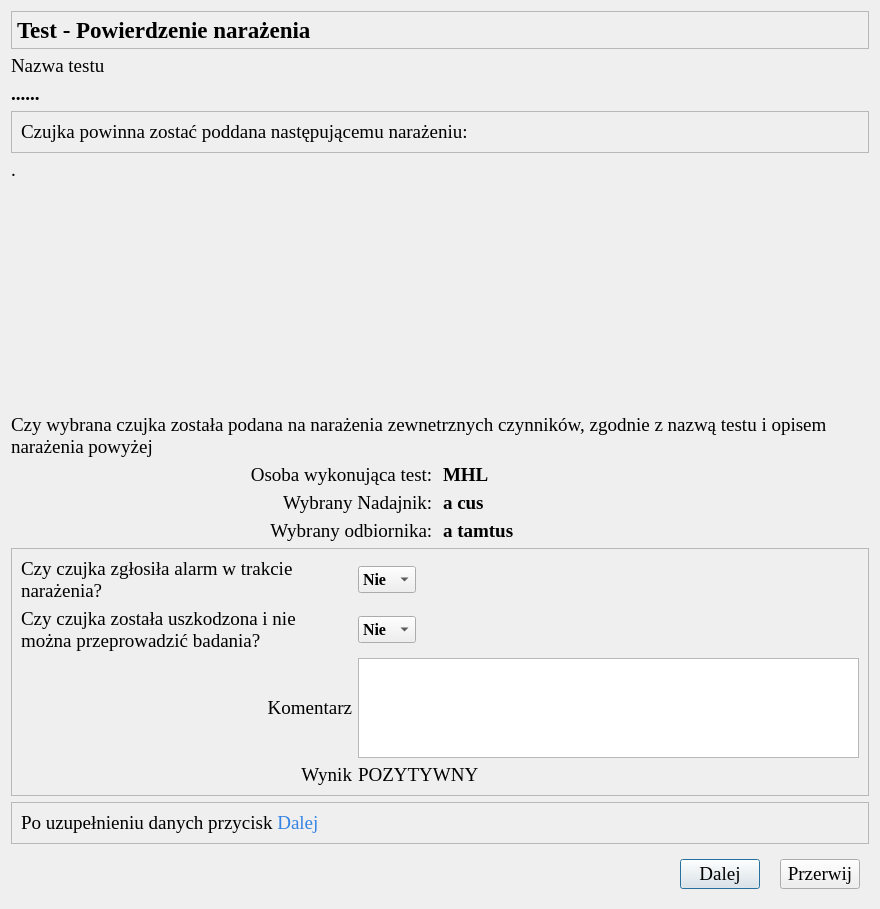
The window that CzujkiLinioweApp/oknopotwierdzenieemcnarazenie.ui (wiacekmarcin/CzujkiLiniowe) describes before a commit, drawn with Qt 5.
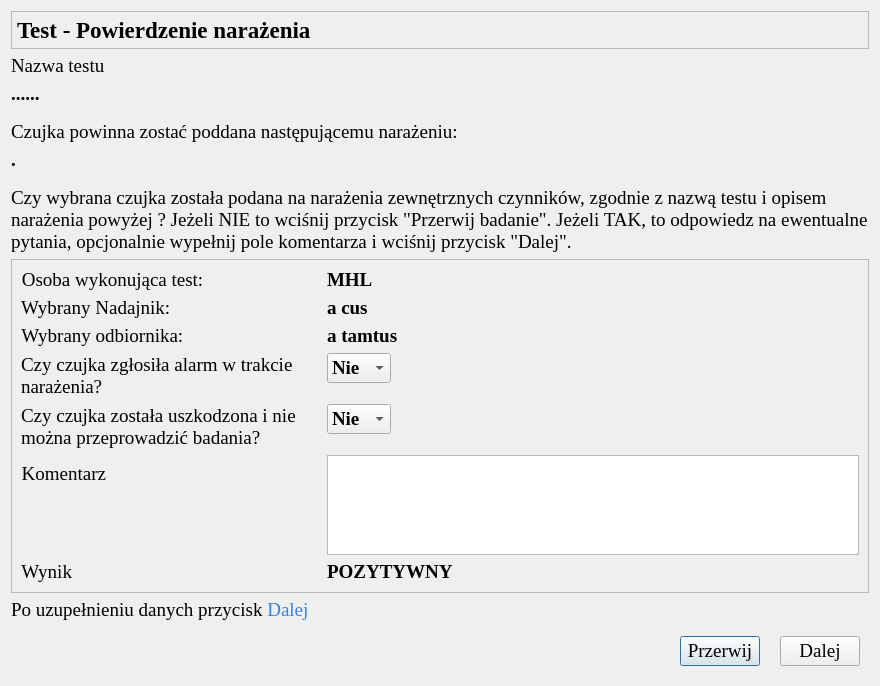
The same window after the commit. Icons and pictures are not drawn.

```diff
--- a/CzujkiLinioweApp/oknopotwierdzenieemcnarazenie.ui
+++ b/CzujkiLinioweApp/oknopotwierdzenieemcnarazenie.ui
@@ -7,7 +7,7 @@
     <x>0</x>
     <y>0</y>
     <width>880</width>
-    <height>909</height>
+    <height>686</height>
    </rect>
   </property>
   <property name="minimumSize">
@@ -31,134 +31,8 @@
   <property name="windowTitle">
    <string>Parametry Testu - potwierdzenie wykonanych czynności</string>
   </property>
-  <layout class="QGridLayout" name="gridLayout">
-   <item row="7" column="1">
-    <widget class="QLabel" name="osobaWykonujacaTest">
-     <property name="font">
-      <font>
-       <family>Times New Roman</family>
-       <pointsize>14</pointsize>
-       <bold>true</bold>
-      </font>
-     </property>
-     <property name="text">
-      <string>MHL</string>
-     </property>
-    </widget>
-   </item>
-   <item row="12" column="0" colspan="2">
-    <widget class="QFrame" name="frame_2">
-     <property name="frameShape">
-      <enum>QFrame::StyledPanel</enum>
-     </property>
-     <property name="frameShadow">
-      <enum>QFrame::Raised</enum>
-     </property>
-     <layout class="QHBoxLayout" name="horizontalLayout_2">
-      <item>
-       <widget class="QLabel" name="infonext">
-        <property name="font">
-         <font>
-          <family>Times New Roman</family>
-          <pointsize>14</pointsize>
-         </font>
-        </property>
-        <property name="text">
-         <string>&lt;html&gt;&lt;head/&gt;&lt;body&gt;&lt;p&gt;Po uzupełnieniu danych przycisk&lt;span style=&quot; color:#3584e4;&quot;&gt; Dalej&lt;/span&gt;&lt;/p&gt;&lt;/body&gt;&lt;/html&gt;</string>
-        </property>
-       </widget>
-      </item>
-     </layout>
-    </widget>
-   </item>
-   <item row="8" column="1">
-    <widget class="QLabel" name="numerNadajnika">
-     <property name="font">
-      <font>
-       <family>Times New Roman</family>
-       <pointsize>14</pointsize>
-       <bold>true</bold>
-      </font>
-     </property>
-     <property name="text">
-      <string>a cus</string>
-     </property>
-    </widget>
-   </item>
-   <item row="6" column="0" colspan="2">
-    <widget class="QLabel" name="label_4">
-     <property name="font">
-      <font>
-       <family>Times New Roman</family>
-       <pointsize>14</pointsize>
-      </font>
-     </property>
-     <property name="text">
-      <string>Czy wybrana czujka została podana na narażenia zewnetrznych czynników, zgodnie z nazwą testu i opisem narażenia powyżej</string>
-     </property>
-     <property name="wordWrap">
-      <bool>true</bool>
-     </property>
-    </widget>
-   </item>
-   <item row="5" column="0">
-    <spacer name="verticalSpacer">
-     <property name="orientation">
-      <enum>Qt::Vertical</enum>
-     </property>
-     <property name="sizeHint" stdset="0">
-      <size>
-       <width>20</width>
-       <height>40</height>
-      </size>
-     </property>
-    </spacer>
-   </item>
-   <item row="7" column="0">
-    <widget class="QLabel" name="lOsobaWykonujacaTest">
-     <property name="font">
-      <font>
-       <family>Times New Roman</family>
-       <pointsize>14</pointsize>
-      </font>
-     </property>
-     <property name="text">
-      <string>Osoba wykonująca test: </string>
-     </property>
-     <property name="alignment">
-      <set>Qt::AlignRight|Qt::AlignTrailing|Qt::AlignVCenter</set>
-     </property>
-    </widget>
-   </item>
-   <item row="3" column="0" colspan="2">
-    <widget class="QFrame" name="fr_rozproszoneSwiatlo">
-     <property name="frameShape">
-      <enum>QFrame::StyledPanel</enum>
-     </property>
-     <property name="frameShadow">
-      <enum>QFrame::Raised</enum>
-     </property>
-     <layout class="QHBoxLayout" name="horizontalLayout_4">
-      <item>
-       <widget class="QLabel" name="narazenie">
-        <property name="font">
-         <font>
-          <family>Times New Roman</family>
-          <pointsize>14</pointsize>
-         </font>
-        </property>
-        <property name="text">
-         <string>&lt;html&gt;&lt;head/&gt;&lt;body&gt;&lt;p&gt;Czujka powinna zostać poddana następującemu narażeniu:&lt;/p&gt;&lt;/body&gt;&lt;/html&gt;</string>
-        </property>
-        <property name="wordWrap">
-         <bool>true</bool>
-        </property>
-       </widget>
-      </item>
-     </layout>
-    </widget>
-   </item>
-   <item row="0" column="0" colspan="2">
+  <layout class="QVBoxLayout" name="verticalLayout">
+   <item>
     <widget class="QFrame" name="frame">
      <property name="maximumSize">
       <size>
@@ -208,7 +82,23 @@
      </layout>
     </widget>
    </item>
-   <item row="2" column="0" colspan="2">
+   <item>
+    <widget class="QLabel" name="lTestName">
+     <property name="font">
+      <font>
+       <family>Times New Roman</family>
+       <pointsize>14</pointsize>
+      </font>
+     </property>
+     <property name="text">
+      <string>Nazwa testu</string>
+     </property>
+     <property name="alignment">
+      <set>Qt::AlignLeading|Qt::AlignLeft|Qt::AlignVCenter</set>
+     </property>
+    </widget>
+   </item>
+   <item>
     <widget class="QLabel" name="testName">
      <property name="font">
       <font>
@@ -222,8 +112,371 @@
      </property>
     </widget>
    </item>
-   <item row="13" column="0" colspan="2">
-    <widget class="QWidget" name="widget" native="true">
+   <item>
+    <spacer name="verticalSpacer">
+     <property name="orientation">
+      <enum>Qt::Vertical</enum>
+     </property>
+     <property name="sizeHint" stdset="0">
+      <size>
+       <width>20</width>
+       <height>40</height>
+      </size>
+     </property>
+    </spacer>
+   </item>
+   <item>
+    <widget class="QLabel" name="narazenie">
+     <property name="font">
+      <font>
+       <family>Times New Roman</family>
+       <pointsize>14</pointsize>
+      </font>
+     </property>
+     <property name="text">
+      <string>&lt;html&gt;&lt;head/&gt;&lt;body&gt;&lt;p&gt;Czujka powinna zostać poddana następującemu narażeniu:&lt;/p&gt;&lt;/body&gt;&lt;/html&gt;</string>
+     </property>
+     <property name="wordWrap">
+      <bool>true</bool>
+     </property>
+    </widget>
+   </item>
+   <item>
+    <widget class="QLabel" name="opisNarazenia">
+     <property name="font">
+      <font>
+       <family>Times New Roman</family>
+       <pointsize>14</pointsize>
+       <bold>true</bold>
+      </font>
+     </property>
+     <property name="text">
+      <string>.</string>
+     </property>
+    </widget>
+   </item>
+   <item>
+    <spacer name="verticalSpacer_2">
+     <property name="orientation">
+      <enum>Qt::Vertical</enum>
+     </property>
+     <property name="sizeHint" stdset="0">
+      <size>
+       <width>20</width>
+       <height>40</height>
+      </size>
+     </property>
+    </spacer>
+   </item>
+   <item>
+    <widget class="QLabel" name="potwierdzenieLabel">
+     <property name="font">
+      <font>
+       <family>Times New Roman</family>
+       <pointsize>14</pointsize>
+      </font>
+     </property>
+     <property name="text">
+      <string>Czy wybrana czujka została podana na narażenia zewnętrznych czynników, zgodnie z nazwą testu i opisem narażenia powyżej ? Jeżeli NIE to wciśnij przycisk &quot;Przerwij badanie&quot;. Jeżeli TAK, to odpowiedz na ewentualne pytania, opcjonalnie wypełnij pole komentarza i wciśnij przycisk &quot;Dalej&quot;.</string>
+     </property>
+     <property name="wordWrap">
+      <bool>true</bool>
+     </property>
+    </widget>
+   </item>
+   <item>
+    <widget class="QFrame" name="frame_potwierdzenienarazenia">
+     <property name="frameShape">
+      <enum>QFrame::StyledPanel</enum>
+     </property>
+     <property name="frameShadow">
+      <enum>QFrame::Raised</enum>
+     </property>
+     <layout class="QFormLayout" name="formLayout">
+      <item row="0" column="0">
+       <widget class="QLabel" name="lOsobaWykonujacaTest">
+        <property name="font">
+         <font>
+          <family>Times New Roman</family>
+          <pointsize>14</pointsize>
+         </font>
+        </property>
+        <property name="text">
+         <string>Osoba wykonująca test: </string>
+        </property>
+        <property name="alignment">
+         <set>Qt::AlignRight|Qt::AlignTrailing|Qt::AlignVCenter</set>
+        </property>
+       </widget>
+      </item>
+      <item row="0" column="1">
+       <widget class="QLabel" name="osobaWykonujacaTest">
+        <property name="font">
+         <font>
+          <family>Times New Roman</family>
+          <pointsize>14</pointsize>
+          <bold>true</bold>
+         </font>
+        </property>
+        <property name="text">
+         <string>MHL</string>
+        </property>
+       </widget>
+      </item>
+      <item row="1" column="0">
+       <widget class="QLabel" name="eTransmitter">
+        <property name="font">
+         <font>
+          <family>Times New Roman</family>
+          <pointsize>14</pointsize>
+         </font>
+        </property>
+        <property name="text">
+         <string>Wybrany Nadajnik: </string>
+        </property>
+        <property name="alignment">
+         <set>Qt::AlignRight|Qt::AlignTrailing|Qt::AlignVCenter</set>
+        </property>
+       </widget>
+      </item>
+      <item row="1" column="1">
+       <widget class="QLabel" name="numerNadajnika">
+        <property name="font">
+         <font>
+          <family>Times New Roman</family>
+          <pointsize>14</pointsize>
+          <bold>true</bold>
+         </font>
+        </property>
+        <property name="text">
+         <string>a cus</string>
+        </property>
+       </widget>
+      </item>
+      <item row="2" column="0">
+       <widget class="QLabel" name="eReceiver">
+        <property name="font">
+         <font>
+          <family>Times New Roman</family>
+          <pointsize>14</pointsize>
+         </font>
+        </property>
+        <property name="text">
+         <string>Wybrany odbiornika: </string>
+        </property>
+        <property name="alignment">
+         <set>Qt::AlignRight|Qt::AlignTrailing|Qt::AlignVCenter</set>
+        </property>
+       </widget>
+      </item>
+      <item row="2" column="1">
+       <widget class="QLabel" name="numerReceiver">
+        <property name="font">
+         <font>
+          <family>Times New Roman</family>
+          <pointsize>14</pointsize>
+          <bold>true</bold>
+         </font>
+        </property>
+        <property name="text">
+         <string>a tamtus</string>
+        </property>
+       </widget>
+      </item>
+      <item row="3" column="0">
+       <widget class="QLabel" name="etTlumnik">
+        <property name="minimumSize">
+         <size>
+          <width>300</width>
+          <height>45</height>
+         </size>
+        </property>
+        <property name="font">
+         <font>
+          <family>Times New Roman</family>
+          <pointsize>14</pointsize>
+         </font>
+        </property>
+        <property name="text">
+         <string>Czy czujka zgłosiła alarm w trakcie narażenia?</string>
+        </property>
+        <property name="wordWrap">
+         <bool>true</bool>
+        </property>
+       </widget>
+      </item>
+      <item row="3" column="1">
+       <layout class="QHBoxLayout" name="horizontalLayout_4">
+        <item>
+         <widget class="QComboBox" name="cbAlarmYesNo">
+          <property name="font">
+           <font>
+            <family>Times New Roman</family>
+            <pointsize>14</pointsize>
+            <bold>true</bold>
+           </font>
+          </property>
+          <item>
+           <property name="text">
+            <string>Nie</string>
+           </property>
+          </item>
+          <item>
+           <property name="text">
+            <string>Tak</string>
+           </property>
+          </item>
+         </widget>
+        </item>
+        <item>
+         <spacer name="horizontalSpacer_2">
+          <property name="orientation">
+           <enum>Qt::Horizontal</enum>
+          </property>
+          <property name="sizeHint" stdset="0">
+           <size>
+            <width>40</width>
+            <height>20</height>
+           </size>
+          </property>
+         </spacer>
+        </item>
+       </layout>
+      </item>
+      <item row="4" column="0">
+       <widget class="QLabel" name="etUszkodzenie">
+        <property name="minimumSize">
+         <size>
+          <width>300</width>
+          <height>45</height>
+         </size>
+        </property>
+        <property name="font">
+         <font>
+          <family>Times New Roman</family>
+          <pointsize>14</pointsize>
+         </font>
+        </property>
+        <property name="text">
+         <string>Czy czujka została uszkodzona i nie można przeprowadzić badania?</string>
+        </property>
+        <property name="wordWrap">
+         <bool>true</bool>
+        </property>
+       </widget>
+      </item>
+      <item row="4" column="1">
+       <layout class="QHBoxLayout" name="horizontalLayout_2">
+        <item>
+         <widget class="QComboBox" name="cbUszkodzenie">
+          <property name="font">
+           <font>
+            <family>Times New Roman</family>
+            <pointsize>14</pointsize>
+            <bold>true</bold>
+           </font>
+          </property>
+          <item>
+           <property name="text">
+            <string>Nie</string>
+           </property>
+          </item>
+          <item>
+           <property name="text">
+            <string>Tak</string>
+           </property>
+          </item>
+         </widget>
+        </item>
+        <item>
+         <spacer name="horizontalSpacer_3">
+          <property name="orientation">
+           <enum>Qt::Horizontal</enum>
+          </property>
+          <property name="sizeHint" stdset="0">
+           <size>
+            <width>40</width>
+            <height>20</height>
+           </size>
+          </property>
+         </spacer>
+        </item>
+       </layout>
+      </item>
+      <item row="5" column="0">
+       <widget class="QLabel" name="label_3">
+        <property name="font">
+         <font>
+          <family>Times New Roman</family>
+          <pointsize>14</pointsize>
+         </font>
+        </property>
+        <property name="text">
+         <string>Komentarz</string>
+        </property>
+        <property name="alignment">
+         <set>Qt::AlignRight|Qt::AlignTrailing|Qt::AlignVCenter</set>
+        </property>
+       </widget>
+      </item>
+      <item row="5" column="1">
+       <widget class="QPlainTextEdit" name="komentarz">
+        <property name="maximumSize">
+         <size>
+          <width>540</width>
+          <height>100</height>
+         </size>
+        </property>
+       </widget>
+      </item>
+      <item row="6" column="0">
+       <widget class="QLabel" name="etWynik">
+        <property name="font">
+         <font>
+          <family>Times New Roman</family>
+          <pointsize>14</pointsize>
+         </font>
+        </property>
+        <property name="text">
+         <string>Wynik</string>
+        </property>
+        <property name="alignment">
+         <set>Qt::AlignRight|Qt::AlignTrailing|Qt::AlignVCenter</set>
+        </property>
+       </widget>
+      </item>
+      <item row="6" column="1">
+       <widget class="QLabel" name="wynik_narazenia">
+        <property name="font">
+         <font>
+          <family>Times New Roman</family>
+          <pointsize>14</pointsize>
+          <bold>true</bold>
+         </font>
+        </property>
+        <property name="text">
+         <string>POZYTYWNY</string>
+        </property>
+       </widget>
+      </item>
+     </layout>
+    </widget>
+   </item>
+   <item>
+    <widget class="QLabel" name="infonext">
+     <property name="font">
+      <font>
+       <family>Times New Roman</family>
+       <pointsize>14</pointsize>
+      </font>
+     </property>
+     <property name="text">
+      <string>&lt;html&gt;&lt;head/&gt;&lt;body&gt;&lt;p&gt;Po uzupełnieniu danych przycisk&lt;span style=&quot; color:#3584e4;&quot;&gt; Dalej&lt;/span&gt;&lt;/p&gt;&lt;/body&gt;&lt;/html&gt;</string>
+     </property>
+    </widget>
+   </item>
+   <item>
+    <widget class="QWidget" name="buttonwidget" native="true">
      <layout class="QHBoxLayout" name="horizontalLayout_3">
       <property name="spacing">
        <number>20</number>
@@ -235,23 +488,12 @@
         </property>
         <property name="sizeHint" stdset="0">
          <size>
-          <width>349</width>
+          <width>40</width>
           <height>20</height>
          </size>
         </property>
        </spacer>
       </item>
-      <item>
-       <widget class="QPushButton" name="pbDalej">
-        <property name="text">
-         <string>Dalej</string>
-        </property>
-        <property name="icon">
-         <iconset theme="media-playback-start">
-          <normaloff>.</normaloff>.</iconset>
-        </property>
-       </widget>
-      </item>
       <item>
        <widget class="QPushButton" name="pbPrzerwij">
         <property name="text">
@@ -263,259 +505,20 @@
         </property>
        </widget>
       </item>
-     </layout>
-    </widget>
-   </item>
-   <item row="8" column="0">
-    <widget class="QLabel" name="eTransmitter">
-     <property name="font">
-      <font>
-       <family>Times New Roman</family>
-       <pointsize>14</pointsize>
-      </font>
-     </property>
-     <property name="text">
-      <string>Wybrany Nadajnik: </string>
-     </property>
-     <property name="alignment">
-      <set>Qt::AlignRight|Qt::AlignTrailing|Qt::AlignVCenter</set>
-     </property>
-    </widget>
-   </item>
-   <item row="1" column="0">
-    <widget class="QLabel" name="lTestName">
-     <property name="font">
-      <font>
-       <family>Times New Roman</family>
-       <pointsize>14</pointsize>
-      </font>
-     </property>
-     <property name="text">
-      <string>Nazwa testu</string>
-     </property>
-     <property name="alignment">
-      <set>Qt::AlignLeading|Qt::AlignLeft|Qt::AlignVCenter</set>
-     </property>
-    </widget>
-   </item>
-   <item row="10" column="0" colspan="2">
-    <widget class="QFrame" name="frame_potwierdzenienarazenia">
-     <property name="frameShape">
-      <enum>QFrame::StyledPanel</enum>
-     </property>
-     <property name="frameShadow">
-      <enum>QFrame::Raised</enum>
-     </property>
-     <layout class="QGridLayout" name="gridLayout_2">
-      <item row="0" column="1">
-       <layout class="QHBoxLayout" name="horizontalLayout_6">
-        <item>
-         <widget class="QComboBox" name="cbAlarmYesNo">
-          <property name="font">
-           <font>
-            <family>Times New Roman</family>
-            <pointsize>12</pointsize>
-            <bold>true</bold>
-           </font>
-          </property>
-          <item>
-           <property name="text">
-            <string>Nie</string>
-           </property>
-          </item>
-          <item>
-           <property name="text">
-            <string>Tak</string>
-           </property>
-          </item>
-         </widget>
-        </item>
-        <item>
-         <spacer name="horizontalSpacer_3">
-          <property name="orientation">
-           <enum>Qt::Horizontal</enum>
-          </property>
-          <property name="sizeHint" stdset="0">
-           <size>
-            <width>40</width>
-            <height>20</height>
-           </size>
-          </property>
-         </spacer>
-        </item>
-       </layout>
-      </item>
-      <item row="2" column="0">
-       <widget class="QLabel" name="label_3">
-        <property name="font">
-         <font>
-          <family>Times New Roman</family>
-          <pointsize>14</pointsize>
-         </font>
-        </property>
+      <item>
+       <widget class="QPushButton" name="pbDalej">
         <property name="text">
-         <string>Komentarz</string>
+         <string>Dalej</string>
         </property>
-        <property name="alignment">
-         <set>Qt::AlignRight|Qt::AlignTrailing|Qt::AlignVCenter</set>
+        <property name="icon">
+         <iconset theme="media-playback-start">
+          <normaloff>.</normaloff>.</iconset>
         </property>
        </widget>
       </item>
-      <item row="1" column="0">
-       <widget class="QLabel" name="etUszkodzenie">
-        <property name="font">
-         <font>
-          <family>Times New Roman</family>
-          <pointsize>14</pointsize>
-         </font>
-        </property>
-        <property name="text">
-         <string>Czy czujka została uszkodzona i nie można przeprowadzić badania?</string>
-        </property>
-        <property name="wordWrap">
-         <bool>true</bool>
-        </property>
-       </widget>
-      </item>
-      <item row="3" column="0">
-       <widget class="QLabel" name="etWynik">
-        <property name="font">
-         <font>
-          <family>Times New Roman</family>
-          <pointsize>14</pointsize>
-         </font>
-        </property>
-        <property name="text">
-         <string>Wynik</string>
-        </property>
-        <property name="alignment">
-         <set>Qt::AlignRight|Qt::AlignTrailing|Qt::AlignVCenter</set>
-        </property>
-       </widget>
-      </item>
-      <item row="0" column="0">
-       <widget class="QLabel" name="etTlumnik">
-        <property name="font">
-         <font>
-          <family>Times New Roman</family>
-          <pointsize>14</pointsize>
-         </font>
-        </property>
-        <property name="text">
-         <string>Czy czujka zgłosiła alarm w trakcie narażenia?</string>
-        </property>
-        <property name="wordWrap">
-         <bool>true</bool>
-        </property>
-       </widget>
-      </item>
-      <item row="1" column="1">
-       <layout class="QHBoxLayout" name="horizontalLayout_61">
-        <item>
-         <widget class="QComboBox" name="cbUszkodzenie">
-          <property name="font">
-           <font>
-            <family>Times New Roman</family>
-            <pointsize>12</pointsize>
-            <bold>true</bold>
-           </font>
-          </property>
-          <item>
-           <property name="text">
-            <string>Nie</string>
-           </property>
-          </item>
-          <item>
-           <property name="text">
-            <string>Tak</string>
-           </property>
-          </item>
-         </widget>
-        </item>
-        <item>
-         <spacer name="horizontalSpacer_31">
-          <property name="orientation">
-           <enum>Qt::Horizontal</enum>
-          </property>
-          <property name="sizeHint" stdset="0">
-           <size>
-            <width>40</width>
-            <height>20</height>
-           </size>
-          </property>
-         </spacer>
-        </item>
-       </layout>
-      </item>
-      <item row="3" column="1">
-       <widget class="QLabel" name="wynik_narazenia">
-        <property name="font">
-         <font>
-          <family>Times New Roman</family>
-          <pointsize>14</pointsize>
-         </font>
-        </property>
-        <property name="text">
-         <string>POZYTYWNY</string>
-        </property>
-       </widget>
-      </item>
-      <item row="2" column="1">
-       <widget class="QPlainTextEdit" name="komentarz">
-        <property name="maximumSize">
-         <size>
-          <width>540</width>
-          <height>100</height>
-         </size>
-        </property>
-       </widget>
-      </item>
      </layout>
     </widget>
    </item>
-   <item row="9" column="1">
-    <widget class="QLabel" name="numerReceiver">
-     <property name="font">
-      <font>
-       <family>Times New Roman</family>
-       <pointsize>14</pointsize>
-       <bold>true</bold>
-      </font>
-     </property>
-     <property name="text">
-      <string>a tamtus</string>
-     </property>
-    </widget>
-   </item>
-   <item row="9" column="0">
-    <widget class="QLabel" name="eReceiver">
-     <property name="font">
-      <font>
-       <family>Times New Roman</family>
-       <pointsize>14</pointsize>
-      </font>
-     </property>
-     <property name="text">
-      <string>Wybrany odbiornika: </string>
-     </property>
-     <property name="alignment">
-      <set>Qt::AlignRight|Qt::AlignTrailing|Qt::AlignVCenter</set>
-     </property>
-    </widget>
-   </item>
-   <item row="4" column="0" colspan="2">
-    <widget class="QLabel" name="opisNarazenia">
-     <property name="font">
-      <font>
-       <family>Times New Roman</family>
-       <pointsize>14</pointsize>
-      </font>
-     </property>
-     <property name="text">
-      <string>.</string>
-     </property>
-    </widget>
-   </item>
   </layout>
  </widget>
  <resources/>
```
